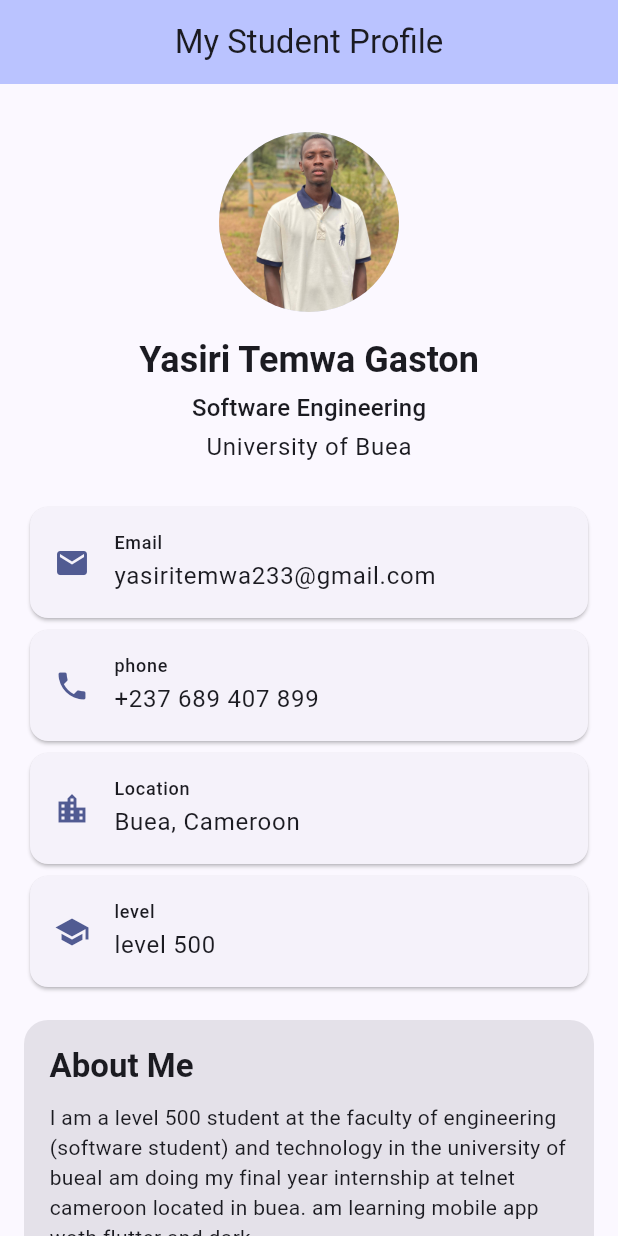
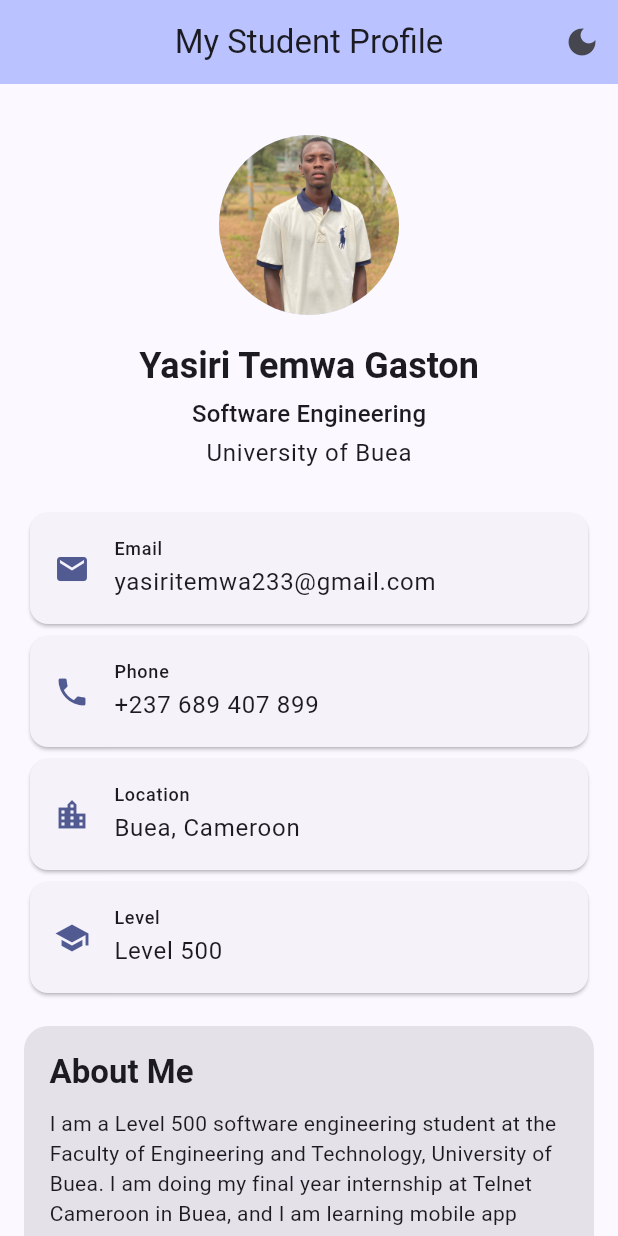
Before and after one commit to yasiritemwa/student-profile, a Flutter app: the screen it shows after launch, on a phone screen of 412 x 824 dp. Run offline on Flutter 3.47's test engine with Material 3 defaults, Android fonts, the phone set to English and light mode, and no system bars.

Commit message:
dark and white mode

```diff
--- a/lib/main.dart
+++ b/lib/main.dart
@@ -4,8 +4,23 @@ void main() {
   runApp(const MyApp());
 }
 
-class MyApp extends StatelessWidget {
+class MyApp extends StatefulWidget {
   const MyApp({super.key});
+
+  @override
+  State<MyApp> createState() => _MyAppState();
+}
+
+class _MyAppState extends State<MyApp> {
+  ThemeMode _themeMode = ThemeMode.light;
+
+  // ADDED: flips between light and dark, then redraws the app
+  void _toggleTheme() {
+    setState(() {
+      _themeMode =
+      _themeMode == ThemeMode.light ? ThemeMode.dark : ThemeMode.light;
+    });
+  }
 
   @override
   Widget build(BuildContext context) {
@@ -16,13 +31,33 @@ class MyApp extends StatelessWidget {
         colorScheme: ColorScheme.fromSeed(seedColor: Colors.indigo),
         useMaterial3: true,
       ),
-      home: const ProfileScreen(),
+      darkTheme: ThemeData(
+        colorScheme: ColorScheme.fromSeed(
+          seedColor: Colors.indigo,
+          brightness: Brightness.dark,
+        ),
+        useMaterial3: true,
+      ),
+      themeMode: _themeMode,
+      // CHANGED: no const anymore, and we pass data + a function down
+      home: ProfileScreen(
+        isDark: _themeMode == ThemeMode.dark,
+        onToggleTheme: _toggleTheme,
+      ),
     );
   }
 }
 
 class ProfileScreen extends StatelessWidget {
-  const ProfileScreen({super.key});
+  // CHANGED: the screen now receives two values from its parent
+  const ProfileScreen({
+    super.key,
+    required this.isDark,
+    required this.onToggleTheme,
+  });
+
+  final bool isDark;
+  final VoidCallback onToggleTheme;
 
   @override
   Widget build(BuildContext context) {
@@ -31,6 +66,14 @@ class ProfileScreen extends StatelessWidget {
         title: const Text('My Student Profile'),
         centerTitle: true,
         backgroundColor: Theme.of(context).colorScheme.inversePrimary,
+        // ADDED: the dark mode button, at the right end of the AppBar
+        actions: [
+          IconButton(
+            onPressed: onToggleTheme,
+            tooltip: isDark ? 'Switch to light mode' : 'Switch to dark mode',
+            icon: Icon(isDark ? Icons.light_mode : Icons.dark_mode),
+          ),
+        ],
       ),
       body: SingleChildScrollView(
         padding: const EdgeInsets.all(16),
@@ -38,12 +81,12 @@ class ProfileScreen extends StatelessWidget {
           width: double.infinity,
           child: Column(
             children: [
-              const SizedBox(height: 16),
+              const SizedBox(height: 18),
               const CircleAvatar(
                 radius: 60,
                 backgroundImage: AssetImage('assets/images/gabe.jpg'),
               ),
-              const SizedBox(height: 16),
+              const SizedBox(height: 18),
               Text(
                 'Yasiri Temwa Gaston',
                 style: Theme.of(context).textTheme.headlineSmall?.copyWith(
@@ -61,15 +104,14 @@ class ProfileScreen extends StatelessWidget {
                 style: Theme.of(context).textTheme.bodyLarge,
               ),
               const SizedBox(height: 24),
-              // ADDED: the email card, using our reusable InfoCard
               const InfoCard(
                 icon: Icons.email,
                 label: 'Email',
                 value: 'yasiritemwa233@gmail.com',
               ),
-            const InfoCard(
+              const InfoCard(
                 icon: Icons.phone,
-                label: 'phone',
+                label: 'Phone',
                 value: '+237 689 407 899',
               ),
               const InfoCard(
@@ -79,36 +121,54 @@ class ProfileScreen extends StatelessWidget {
               ),
               const InfoCard(
                 icon: Icons.school,
-                label:'level',
-                value:'level 500',
+                label: 'Level',
+                value: 'Level 500',
               ),
-              // about me
-              const SizedBox(height:18),
+              const SizedBox(height: 18),
+              // About Me
               Container(
                 width: double.infinity,
                 padding: const EdgeInsets.all(17),
                 decoration: BoxDecoration(
-
-                  color:Theme.of(context).colorScheme.surfaceContainerHighest,
+                  color: Theme.of(context).colorScheme.surfaceContainerHighest,
                   borderRadius: BorderRadius.circular(16),
                 ),
                 child: Column(
                   crossAxisAlignment: CrossAxisAlignment.start,
-                  children:[
+                  children: [
                     Text(
                       'About Me',
                       style: Theme.of(context).textTheme.titleLarge?.copyWith(
                         fontWeight: FontWeight.bold,
                       ),
                     ),
-                  const SizedBox(height: 10),
-                  const Text(
-                    'I am a level 500 student at the faculty of engineering (software student) and technology in the university of buea'
-                    'I am doing my final year internship at telnet cameroon located in buea. am learning mobile app woth flutter and dark'
-                ),
+                    const SizedBox(height: 10),
+                    const Text(
+                      'I am a Level 500 software engineering student at the '
+                          'Faculty of Engineering and Technology, University of '
+                          'Buea. I am doing my final year internship at Telnet '
+                          'Cameroon in Buea, and I am learning mobile app '
+                          'development with Flutter and Dart.',
+                    ),
                   ],
                 ),
               ),
+              // CHANGED: the button now sits outside the About Me box
+              const SizedBox(height: 24),
+              SizedBox(
+                width: double.infinity,
+                child: ElevatedButton(
+                  onPressed: () {
+                    ScaffoldMessenger.of(context).showSnackBar(
+                      const SnackBar(
+                        content: Text('Contact button pressed!'),
+                      ),
+                    );
+                  },
+                  child: const Text('Contact Me'),
+                ),
+              ),
+              const SizedBox(height: 16),
             ],
           ),
         ),
@@ -117,7 +177,6 @@ class ProfileScreen extends StatelessWidget {
   }
 }
 
-// ADDED: reusable card widget (outside ProfileScreen, at the bottom)
 class InfoCard extends StatelessWidget {
   const InfoCard({
     super.key,
```
